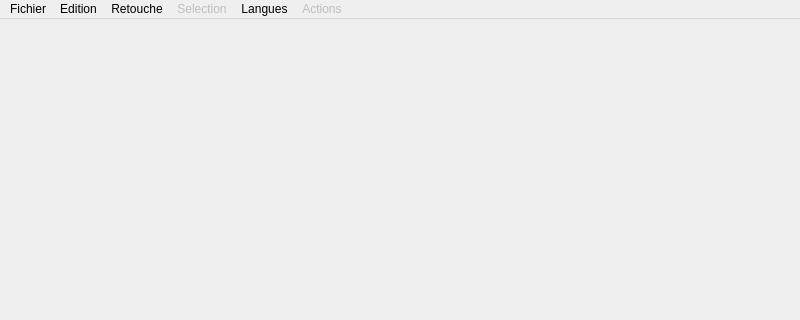
Above: mainwindowmenu.ui from sykom1/Projet_IHM before the change; both pictures show x 0 to 800 and y 0 to 320 of the 800 by 600 pixel window. Below: the same form after it.
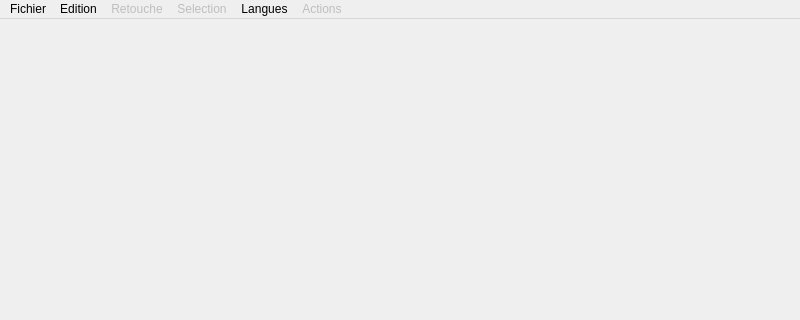
That is the form after the change.

The edit to the form file:
```diff
--- a/mainwindowmenu.ui
+++ b/mainwindowmenu.ui
@@ -23,7 +23,7 @@
      <x>0</x>
      <y>0</y>
      <width>800</width>
-     <height>20</height>
+     <height>22</height>
     </rect>
    </property>
    <property name="focusPolicy">
@@ -41,7 +41,7 @@
    </widget>
    <widget class="QMenu" name="menuRetouche">
     <property name="enabled">
-     <bool>true</bool>
+     <bool>false</bool>
     </property>
     <property name="title">
      <string>Retouche</string>
```
Left out of the diff: 2 changed lines with no effect on the pictures.
